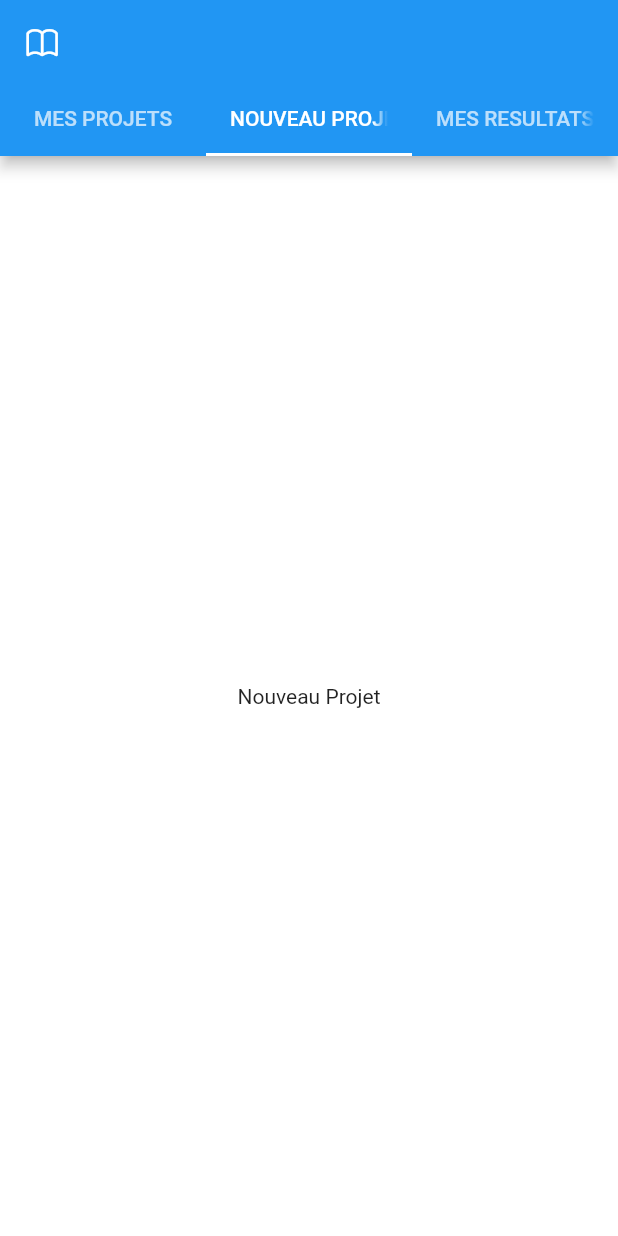
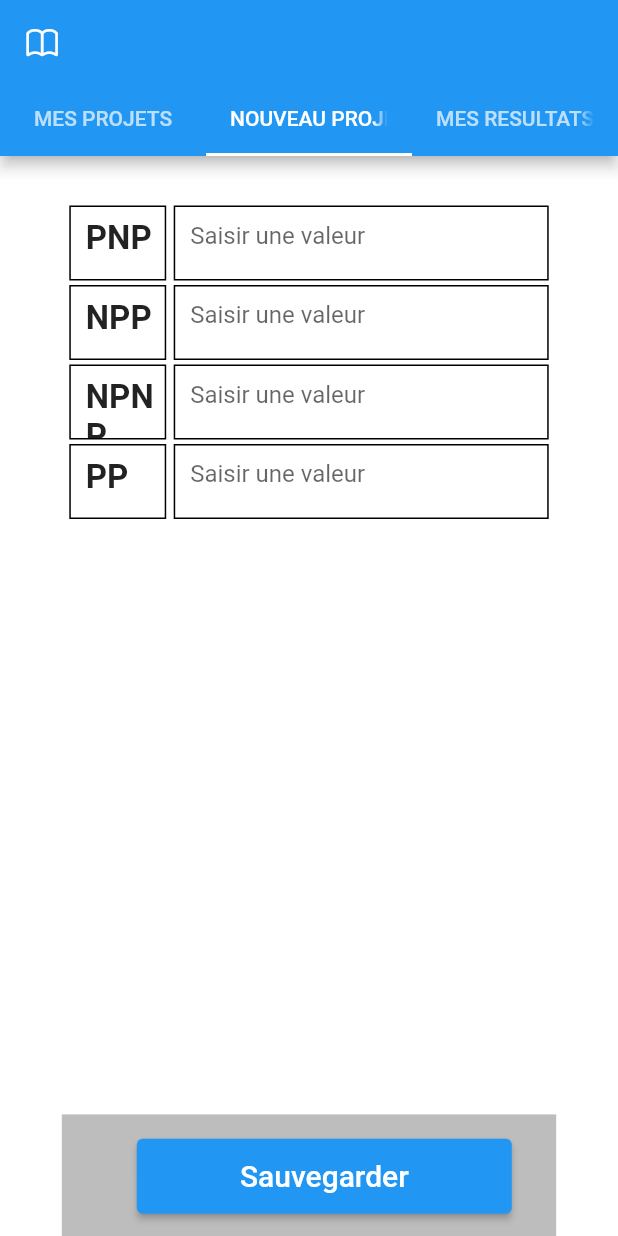
Before and after one commit to Pispros/desktop-flutter, a Flutter app: the ProjectsScreen screen opened directly, tab 2 chosen, on a phone screen of 412 x 824 dp. Run offline on Flutter 3.47's test engine with Material 2 defaults, Android fonts, the phone set to English and light mode, and no system bars; our stand-ins replace pie_chart; missing offline and left inert: charts_painter.

Commit message:
Add Tab & Some Charts

```diff
--- /dev/null
+++ b/lib/Screens/Projets/new.project.dart
@@ -0,0 +1,115 @@
+import 'dart:ui';
+
+import 'package:demo_app/constants/environnement.dart';
+import 'package:flutter/material.dart';
+
+Widget NewProject(BuildContext context) {
+  return Container(
+    height: appViewPort(context).height,
+    width: appViewPort(context).width * 80 / 100,
+    child: Column(
+      children: [
+        // Scrollable Variables List
+        Container(
+          height: appViewPort(context).height * 73.9 / 100,
+          width: appViewPort(context).width * 80 / 100,
+          margin: const EdgeInsets.only(top: 30),
+          child: SingleChildScrollView(
+            scrollDirection: Axis.vertical,
+            child: Column(
+              children: ListOfVariables(context),
+            ),
+          ),
+        ),
+        // Options List
+        Container(
+          color: Colors.black26,
+          height: appViewPort(context).height * 10 / 100,
+          width: appViewPort(context).width * 80 / 100,
+          child: SingleChildScrollView(
+            scrollDirection: Axis.horizontal,
+            child: Row(
+              crossAxisAlignment: CrossAxisAlignment.center,
+              children: [
+                SizedBox(
+                  width: 50,
+                ),
+                ElevatedButton(
+                  onPressed: () {},
+                  child: Text(
+                    'Sauvegarder',
+                    style: TextStyle(fontSize: 20),
+                  ),
+                  style: ElevatedButton.styleFrom(fixedSize: Size(250, 50)),
+                ),
+                SizedBox(
+                  width: 50,
+                ),
+                ElevatedButton(
+                  onPressed: () {},
+                  child: Text(
+                    'Visualiser',
+                    style: TextStyle(fontSize: 20),
+                  ),
+                  style: ElevatedButton.styleFrom(fixedSize: Size(250, 50)),
+                )
+              ],
+            ),
+          ),
+        )
+      ],
+    ),
+  );
+}
+
+List variables = ["PNP", "NPP", "NPNP", "PP"];
+
+List<Widget> ListOfVariables(BuildContext context) {
+  List<Widget> list = [];
+  for (var i = 0; i < variables.length; i++) {
+    list.add(generateAVariableInputSet(context, variables[i]));
+  }
+  return list;
+}
+
+Widget generateAVariableInputSet(BuildContext context, dynamic varName) {
+  return Container(
+    margin: const EdgeInsets.only(top: 3),
+    height: 50,
+    width: appViewPort(context).width * 80 / 100,
+    child: Row(
+      children: [
+        Expanded(
+            child: Container(
+          margin: const EdgeInsets.only(left: 5),
+          padding: const EdgeInsets.only(top: 8, left: 10),
+          height: 50,
+          decoration:
+              BoxDecoration(border: Border.all(color: Colors.black, width: 1)),
+          child: Text(
+            varName,
+            style: TextStyle(fontWeight: FontWeight.bold, fontSize: 22),
+          ),
+        )),
+        SizedBox(
+          width: 5,
+        ),
+        Container(
+          width: 250,
+          padding: const EdgeInsets.all(10),
+          decoration:
+              BoxDecoration(border: Border.all(color: Colors.black, width: 1)),
+          child: TextField(
+            decoration: InputDecoration(
+                labelStyle: TextStyle(fontSize: 20),
+                border: InputBorder.none,
+                hintText: "Saisir une valeur"),
+          ),
+        ),
+        SizedBox(
+          width: 5,
+        ),
+      ],
+    ),
+  );
+}
--- a/lib/Screens/Projets/projects.dart
+++ b/lib/Screens/Projets/projects.dart
@@ -1,5 +1,7 @@
 import 'dart:ui';
 
+import 'package:demo_app/Screens/Projets/new.project.dart';
+import 'package:demo_app/Screens/Projets/results.project.dart';
 import 'package:demo_app/constants/colors.dart';
 import 'package:flutter/cupertino.dart';
 import 'package:flutter/material.dart';
@@ -41,17 +43,13 @@ class _ProjectsScreenState extends State<ProjectsScreen> {
             ],
           ),
         ),
-        body: const TabBarView(
+        body: TabBarView(
           children: <Widget>[
             Center(
               child: Text("Mes projets"),
             ),
-            Center(
-              child: Text("Nouveau Projet"),
-            ),
-            Center(
-              child: Text("Mes Résultats"),
-            ),
+            NewProject(context),
+            ResultsTab(context)
           ],
         ),
       ),
--- /dev/null
+++ b/lib/Screens/Projets/results.project.dart
@@ -0,0 +1,55 @@
+import 'package:demo_app/constants/environnement.dart';
+import 'package:flutter/material.dart';
+import 'package:pie_chart/pie_chart.dart';
+import 'package:charts_painter/chart.dart';
+
+Widget ResultsTab(BuildContext context) {
+  Map<String, double> dataMap = {
+    "Flutter": 5,
+    "React": 3,
+    "Xamarin": 2,
+    "Ionic": 2,
+  };
+  return Container(
+      width: appViewPort(context).width * 80 / 100,
+      height: appViewPort(context).height,
+      child: Wrap(
+        spacing: 100,
+        children: [
+          Container(
+            child: PieChart(dataMap: dataMap),
+            width: 500,
+            height: 500,
+          ),
+          Container(
+            width: 500.0,
+            height: 500.0,
+            child: Chart(
+              state: ChartState<void>(
+                ChartData.fromList(
+                  [1, 3, 4, 2, 7, 6, 2, 5, 4]
+                      .map((e) => BarValue<void>(e.toDouble()))
+                      .toList(),
+                  axisMax: 8,
+                ),
+                itemOptions: BarItemOptions(
+                  padding: const EdgeInsets.symmetric(horizontal: 2.0),
+                  radius: BorderRadius.vertical(top: Radius.circular(12.0)),
+                  color: Theme.of(context).accentColor,
+                ),
+                backgroundDecorations: [
+                  GridDecoration(
+                    verticalAxisStep: 1,
+                    horizontalAxisStep: 4,
+                    gridColor: Theme.of(context).dividerColor,
+                  ),
+                  SparkLineDecoration(
+                    lineColor: Theme.of(context).accentColor,
+                  ),
+                ],
+              ),
+            ),
+          ),
+        ],
+      ));
+}
--- a/lib/Screens/Welcome/welcome.dart
+++ b/lib/Screens/Welcome/welcome.dart
@@ -70,7 +70,7 @@ class _WelcomeScreenState extends State<WelcomeScreen> {
 
     List<Widget> list = [];
     list.add(SizedBox(
-      height: 100,
+      height: 30,
     ));
     list.add(Row(
       mainAxisAlignment: MainAxisAlignment.center,
@@ -82,7 +82,7 @@ class _WelcomeScreenState extends State<WelcomeScreen> {
       ],
     ));
     list.add(SizedBox(
-      height: 50,
+      height: 30,
     ));
     for (var i = 0; i < listOptions.length; i++) {
       list.add(generateMenuOption(listOptions[i]));
--- a/pubspec.yaml
+++ b/pubspec.yaml
@@ -34,6 +34,8 @@ dependencies:
   # The following adds the Cupertino Icons font to your application.
   # Use with the CupertinoIcons class for iOS style icons.
   cupertino_icons: ^1.0.2
+  pie_chart: ^5.1.0
+  charts_painter: ^2.0.0
 
 dev_dependencies:
   flutter_test:
```
Also changed, not shown: pubspec.lock.
